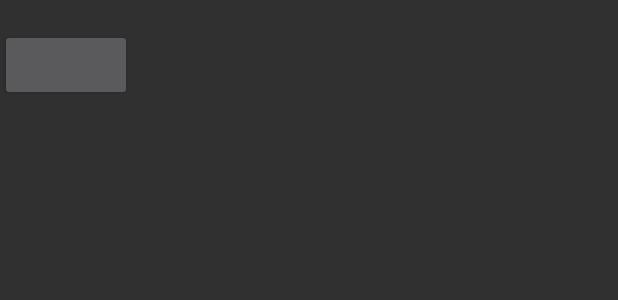
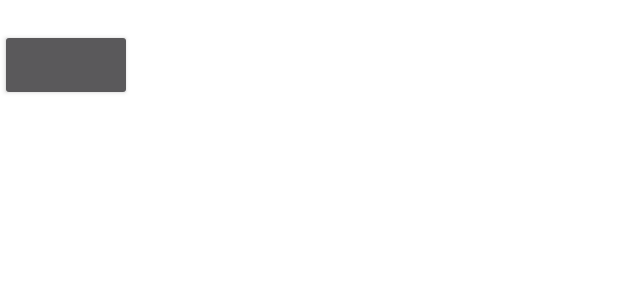
Before and after one commit to crisscuola/vk_secure, an Android app: the layout dialog_detail_fragment.xml on its own in the app's theme, with its tools: preview values and no code run, on a phone screen of 412 x 824 dp. Shown: the top 300 px of the screen. Run offline under Robolectric (Android 15) with nearby library versions, the light colour scheme and no system bars.

Commit message:
still fragments

```diff
--- a/app/src/main/AndroidManifest.xml
+++ b/app/src/main/AndroidManifest.xml
@@ -12,7 +12,7 @@
         android:supportsRtl="true"
         android:theme="@style/AppTheme">
         <activity
-            android:name=".TestDialogsListActivity"
+            android:name=".FragmentsActivity"
             android:label="@string/app_name"
             android:theme="@style/AppTheme.NoActionBar">
             <intent-filter>
--- a/app/src/main/java/com/example/kirill/techpark16/DetailDialogFragment.java
+++ b/app/src/main/java/com/example/kirill/techpark16/DetailDialogFragment.java
@@ -34,7 +34,6 @@ public class DetailDialogFragment extends Fragment {
     public void onViewCreated(View view, Bundle savedInstanceState) {
         TextView textView = (TextView)view.findViewById(R.id.dialog_detail_texview);
         Button button = (Button)view.findViewById(R.id.dialog_detail_button);
-        textView.setText("Test Text");
         button.setOnClickListener(new View.OnClickListener(){
             @Override
             public void onClick(View v) {
@@ -42,5 +41,7 @@ public class DetailDialogFragment extends Fragment {
                         .commit();
             }
         });
+
+        textView.setText("Item " + getArguments().getInt(DIALOG_NO));
     }
 }
--- a/app/src/main/java/com/example/kirill/techpark16/SideMenu.java
+++ b/app/src/main/java/com/example/kirill/techpark16/SideMenu.java
@@ -56,7 +56,7 @@ public class SideMenu {
                     @Override
                     public boolean onItemClick(View view, int position, IDrawerItem drawerItem) {
                         if (position == 2) {
-                            Intent friendsActivity = new Intent(view.getContext(), FriendListActivity.class);
+                            Intent friendsActivity = new Intent(view.getContext(), TestFriendListActivity.class);
                             activity.startActivity(friendsActivity);
                         } else if (position == 3) {
                             Intent settingsActivity = new Intent(view.getContext(), SettingsActivity.class);
@@ -73,4 +73,6 @@ public class SideMenu {
         return result;
     }
 
+
+
 }
--- a/app/src/main/res/layout/dialog_detail_fragment.xml
+++ b/app/src/main/res/layout/dialog_detail_fragment.xml
@@ -1,12 +1,16 @@
 <?xml version="1.0" encoding="utf-8"?>
 <LinearLayout xmlns:android="http://schemas.android.com/apk/res/android"
-    android:orientation="vertical" android:layout_width="match_parent"
-    android:layout_height="match_parent">
+    android:background="#ffffff"
+    android:orientation="vertical"
+    android:layout_width="match_parent"
+    android:layout_height="match_parent"
+    android:clickable="true">
 
     <TextView
         android:id="@+id/dialog_detail_texview"
         android:layout_width="match_parent"
-        android:layout_height="wrap_content" />
+        android:layout_height="wrap_content"
+        android:textColor="@color/colorPrimary"/>
 
     <Button
         android:id="@+id/dialog_detail_button"
--- a/app/src/main/res/layout/fragments_activity.xml
+++ b/app/src/main/res/layout/fragments_activity.xml
@@ -6,6 +6,10 @@
     android:layout_height="match_parent"
     android:orientation="vertical">
 
+    <include
+        android:id="@+id/toolbar"
+        layout="@layout/toolbar"/>
+
     <fragment
         android:id="@+id/fragment_container"
         class="com.example.kirill.techpark16.DialogsListFragment"
--- a/app/src/main/res/layout/single_dialog.xml
+++ b/app/src/main/res/layout/single_dialog.xml
@@ -2,6 +2,10 @@
 <RelativeLayout xmlns:android="http://schemas.android.com/apk/res/android"
     android:orientation="vertical" android:layout_width="match_parent"
     android:layout_height="match_parent">
+
+    <include
+        android:id="@+id/toolbar"
+        layout="@layout/toolbar"/>
 
     <ListView
         android:layout_width="wrap_content"
--- a/app/src/main/res/layout/style_list_view.xml
+++ b/app/src/main/res/layout/style_list_view.xml
@@ -2,6 +2,10 @@
 <LinearLayout xmlns:android="http://schemas.android.com/apk/res/android"
     android:orientation="vertical" android:layout_width="match_parent"
     android:layout_height="match_parent">
+
+    <include
+        android:id="@+id/toolbar"
+        layout="@layout/toolbar"/>
 
     <TextView
         android:layout_width="wrap_content"
```
Also changed, not shown: app/src/main/java/com/example/kirill/techpark16/FragmentsActivity.java (+23 -2 lines).
